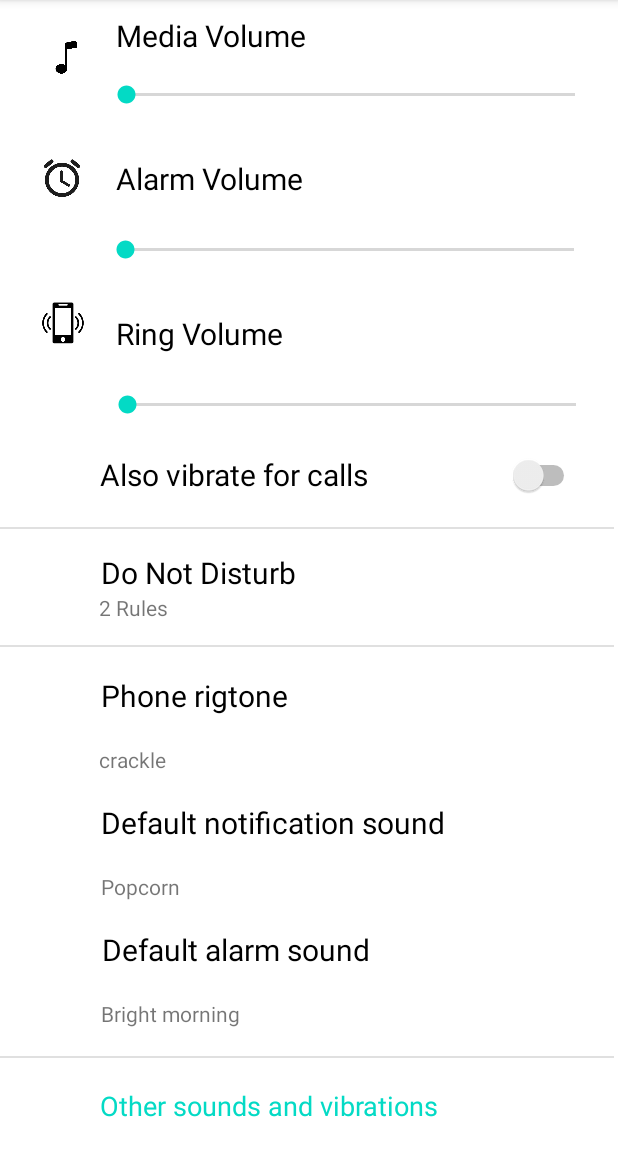
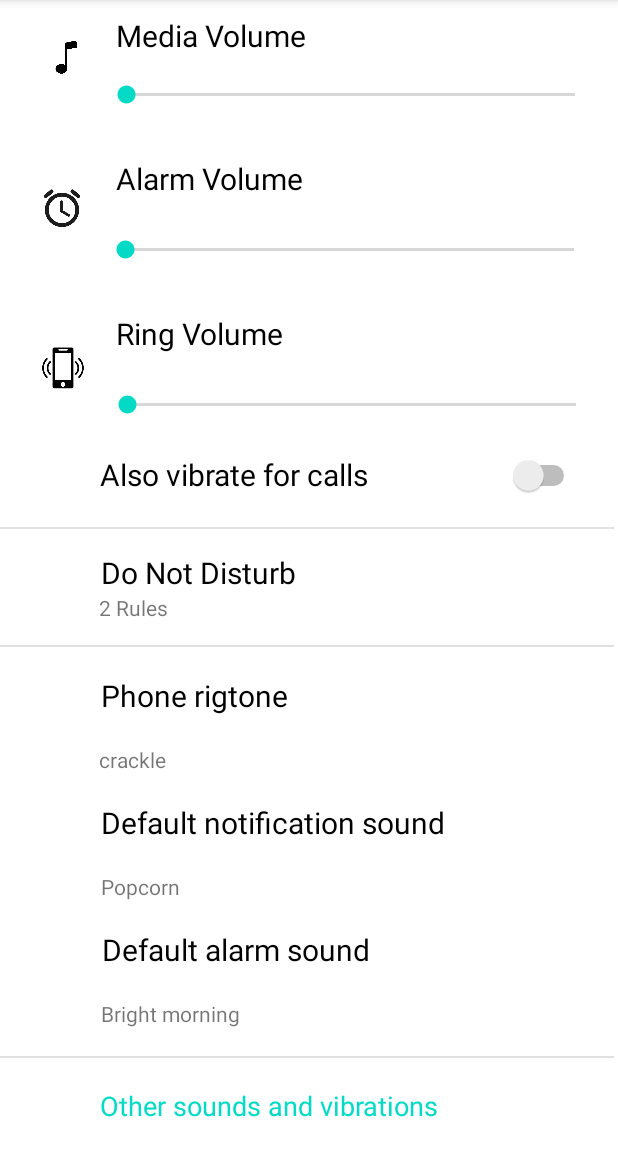
Before and after one commit to LeoAldair/InterfazSencilla, an Android app: the screen it shows after launch (MainActivity), on a phone screen of 412 x 824 dp, the part 84-1236 px from its top. Run offline under Robolectric (Android 15) with nearby library versions, the phone set to English and light mode, and no system bars.

Commit message:
Commit Initial

```diff
--- a/app/src/main/res/layout/activity_main.xml
+++ b/app/src/main/res/layout/activity_main.xml
@@ -214,7 +214,7 @@
         android:id="@+id/iconAlarm"
         android:layout_width="25dp"
         android:layout_height="25dp"
-        android:layout_marginTop="55dp"
+        android:layout_marginTop="75dp"
         android:layout_marginLeft="15dp"
         app:layout_constraintBottom_toTopOf="@id/iconRing"
         app:layout_constraintLeft_toLeftOf="parent"
@@ -226,7 +226,7 @@
         android:id="@+id/iconRing"
         android:layout_width="28dp"
         android:layout_height="28dp"
-        android:layout_marginTop="70dp"
+        android:layout_marginTop="80dp"
         android:layout_marginLeft="16dp"
         app:layout_constraintLeft_toLeftOf="parent"
         app:layout_constraintRight_toLeftOf="@+id/seekBarRing"
```
